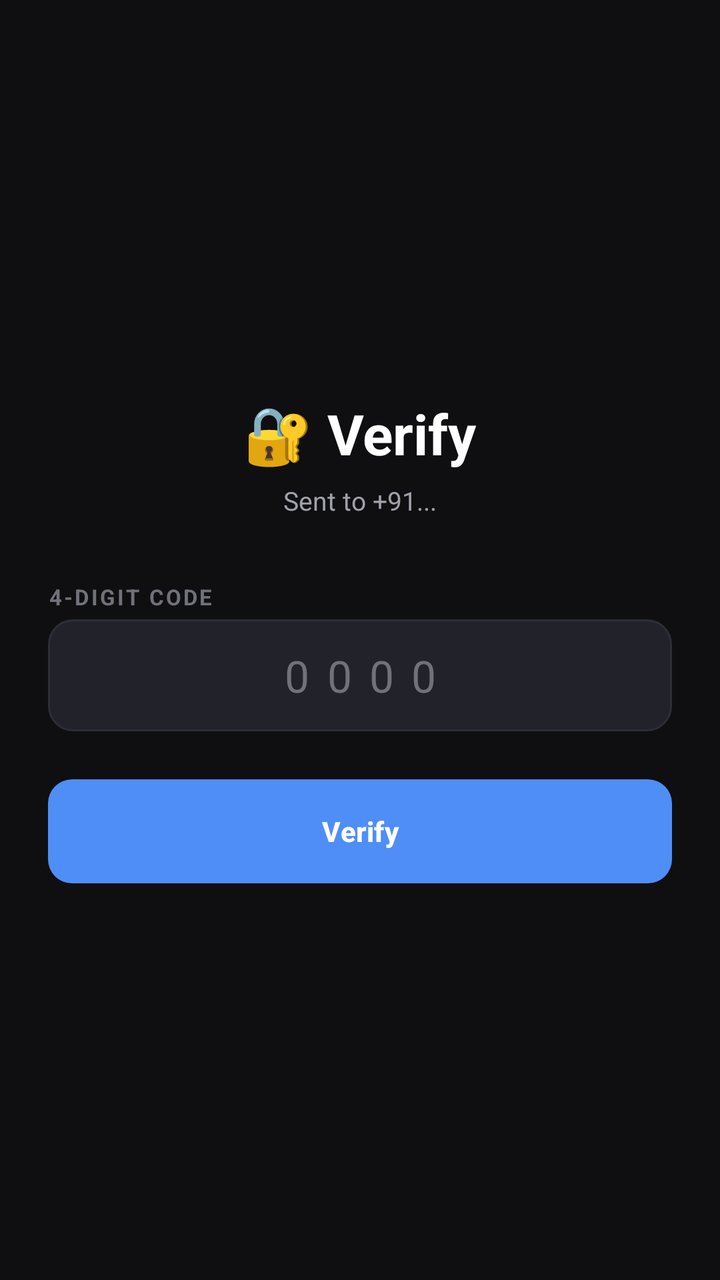
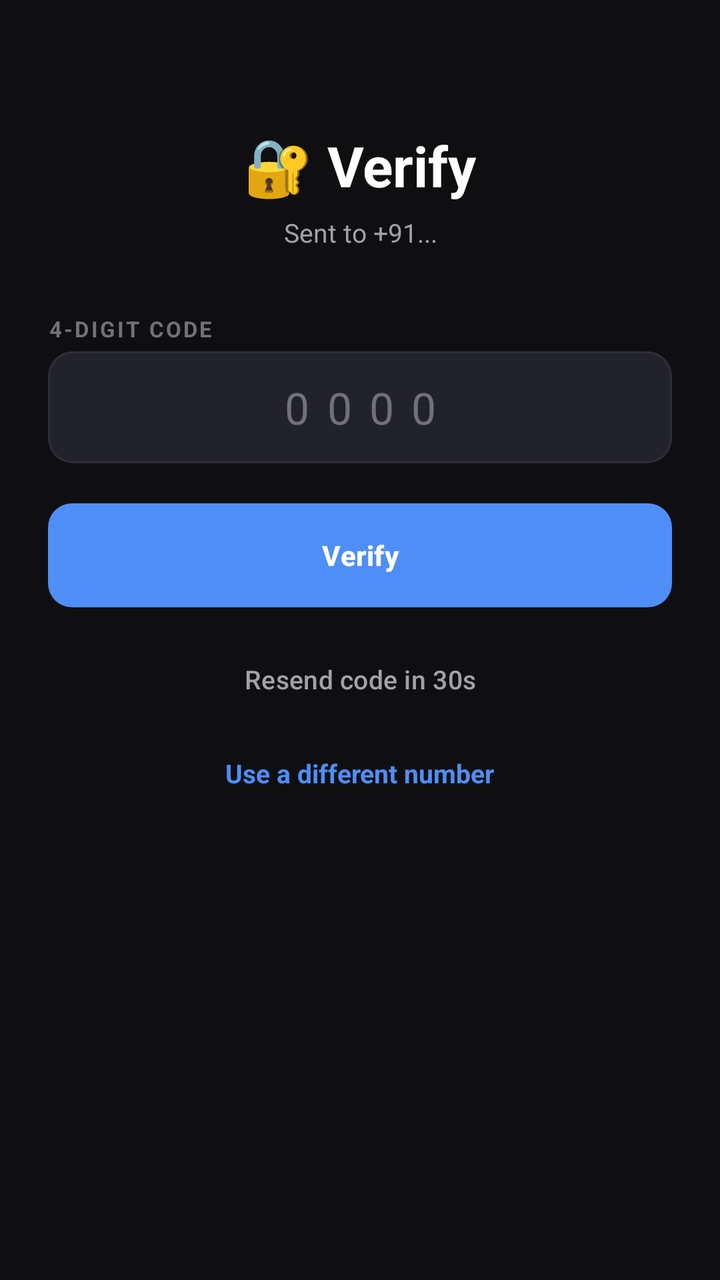

Compare the two renders of this Android layout. The source of the first and the diff that turns it into the second are given below.
<!-- AndroidManifest.xml: application theme Theme.CallFilter -->
<!-- res/layout/activity_otp.xml -->
<?xml version="1.0" encoding="utf-8"?>
<LinearLayout xmlns:android="http://schemas.android.com/apk/res/android"
    android:layout_width="match_parent" android:layout_height="match_parent"
    android:orientation="vertical" android:gravity="center" android:padding="24dp"
    android:background="@color/bg">
    <TextView android:layout_width="wrap_content" android:layout_height="wrap_content"
        android:text="🔐 Verify" android:textSize="28sp" android:textStyle="bold"
        android:textColor="@color/text"/>
    <TextView android:id="@+id/numberLabel"
        android:layout_width="wrap_content" android:layout_height="wrap_content"
        android:text="Sent to +91..." android:textSize="13sp"
        android:textColor="@color/subtext" android:layout_marginTop="6dp"
        android:layout_marginBottom="32dp"/>
    <TextView android:layout_width="match_parent" android:layout_height="wrap_content"
        android:text="4-DIGIT CODE" android:textSize="11sp" android:textStyle="bold"
        android:textColor="@color/muted" android:letterSpacing="0.1"/>
    <EditText android:id="@+id/otpInput"
        android:layout_width="match_parent" android:layout_height="56dp"
        android:hint="0000" android:textColor="@color/text"
        android:textColorHint="@color/muted" android:background="@drawable/input_bg"
        android:paddingStart="12dp" android:paddingEnd="12dp"
        android:inputType="numberPassword" android:maxLength="6"
        android:textSize="22sp" android:gravity="center" android:letterSpacing="0.4"
        android:layout_marginTop="4dp" android:layout_marginBottom="24dp"/>
    <Button android:id="@+id/btnVerifyOtp"
        android:layout_width="match_parent" android:layout_height="52dp"
        android:text="Verify" android:textStyle="bold" android:textSize="14sp"
        android:textColor="@color/white" android:background="@drawable/btn_accent"/>
</LinearLayout>
<!-- resources referenced by this layout -->
<resources>
  <color name="bg">#0F0F12</color>
  <color name="muted">#71717A</color>
  <color name="subtext">#A1A1AA</color>
  <color name="text">#FFFFFF</color>
  <color name="white">#FFFFFF</color>
  <!-- drawable btn_accent (drawable) -->
  <?xml version="1.0" encoding="utf-8"?>
  <shape xmlns:android="http://schemas.android.com/apk/res/android" android:shape="rectangle">
      <corners android:radius="12dp"/>
      <solid android:color="#4F8EF7"/>
  </shape>
  <!-- drawable input_bg (drawable) -->
  <?xml version="1.0" encoding="utf-8"?>
  <shape xmlns:android="http://schemas.android.com/apk/res/android" android:shape="rectangle">
      <corners android:radius="12dp"/>
      <solid android:color="#22232A"/>
      <stroke android:width="1dp" android:color="#2D2E36"/>
  </shape>
  <style name="Theme.CallFilter" parent="Theme.Material3.DayNight.NoActionBar">
          <item name="android:windowBackground">@color/bg</item>
          <item name="android:statusBarColor">@color/bg</item>
          <item name="android:navigationBarColor">@color/bg</item>
          <item name="android:windowLightStatusBar">false</item>
          <item name="colorPrimary">@color/accent</item>
          <item name="colorOnPrimary">@color/white</item>
          <item name="android:textColor">@color/text</item>
      </style>
  <color name="accent">#4F8EF7</color>
</resources>

<!-- the commit's change to res/layout/activity_otp.xml (unified diff, before → after) -->
@@ -1,29 +1,60 @@
 <?xml version="1.0" encoding="utf-8"?>
 <LinearLayout xmlns:android="http://schemas.android.com/apk/res/android"
     android:layout_width="match_parent" android:layout_height="match_parent"
-    android:orientation="vertical" android:gravity="center" android:padding="24dp"
+    android:orientation="vertical" android:gravity="center_horizontal" android:padding="24dp"
     android:background="@color/bg">
-    <TextView android:layout_width="wrap_content" android:layout_height="wrap_content"
-        android:text="🔐 Verify" android:textSize="28sp" android:textStyle="bold"
-        android:textColor="@color/text"/>
+
+    <TextView
+        android:layout_width="wrap_content" android:layout_height="wrap_content"
+        android:text="🔐 Verify"
+        android:textSize="28sp" android:textStyle="bold" android:textColor="@color/text"
+        android:layout_marginTop="40dp"/>
+
     <TextView android:id="@+id/numberLabel"
         android:layout_width="wrap_content" android:layout_height="wrap_content"
-        android:text="Sent to +91..." android:textSize="13sp"
-        android:textColor="@color/subtext" android:layout_marginTop="6dp"
-        android:layout_marginBottom="32dp"/>
-    <TextView android:layout_width="match_parent" android:layout_height="wrap_content"
-        android:text="4-DIGIT CODE" android:textSize="11sp" android:textStyle="bold"
+        android:text="Sent to +91..."
+        android:textSize="13sp" android:textColor="@color/subtext"
+        android:gravity="center"
+        android:layout_marginTop="6dp" android:layout_marginBottom="32dp"/>
+
+    <TextView
+        android:layout_width="match_parent" android:layout_height="wrap_content"
+        android:text="4-DIGIT CODE"
+        android:textSize="11sp" android:textStyle="bold"
         android:textColor="@color/muted" android:letterSpacing="0.1"/>
+
     <EditText android:id="@+id/otpInput"
         android:layout_width="match_parent" android:layout_height="56dp"
-        android:hint="0000" android:textColor="@color/text"
-        android:textColorHint="@color/muted" android:background="@drawable/input_bg"
+        android:hint="0000"
+        android:textColor="@color/text" android:textColorHint="@color/muted"
+        android:background="@drawable/input_bg"
         android:paddingStart="12dp" android:paddingEnd="12dp"
         android:inputType="numberPassword" android:maxLength="6"
         android:textSize="22sp" android:gravity="center" android:letterSpacing="0.4"
-        android:layout_marginTop="4dp" android:layout_marginBottom="24dp"/>
+        android:layout_marginTop="4dp" android:layout_marginBottom="20dp"/>
+
     <Button android:id="@+id/btnVerifyOtp"
         android:layout_width="match_parent" android:layout_height="52dp"
-        android:text="Verify" android:textStyle="bold" android:textSize="14sp"
+        android:text="Verify"
+        android:textStyle="bold" android:textSize="14sp"
         android:textColor="@color/white" android:background="@drawable/btn_accent"/>
+
+    
+    <Button android:id="@+id/btnResendOtp"
+        android:layout_width="match_parent" android:layout_height="44dp"
+        android:text="Resend code in 30s"
+        android:textSize="13sp" android:textColor="@color/subtext"
+        android:background="@android:color/transparent"
+        android:enabled="false"
+        android:layout_marginTop="14dp"/>
+
+    
+    <TextView android:id="@+id/linkChangeNumber"
+        android:layout_width="wrap_content" android:layout_height="wrap_content"
+        android:text="Use a different number"
+        android:textSize="13sp" android:textColor="@color/accent"
+        android:textStyle="bold"
+        android:clickable="true" android:focusable="true"
+        android:padding="8dp"
+        android:layout_marginTop="8dp"/>
 </LinearLayout>
